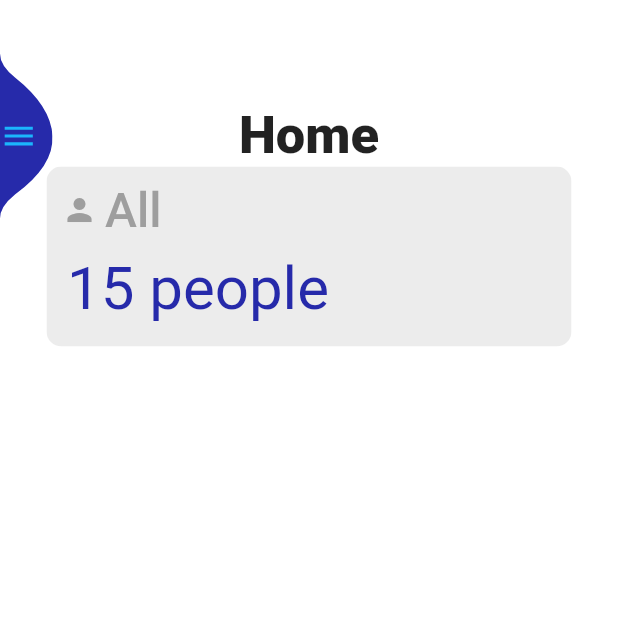
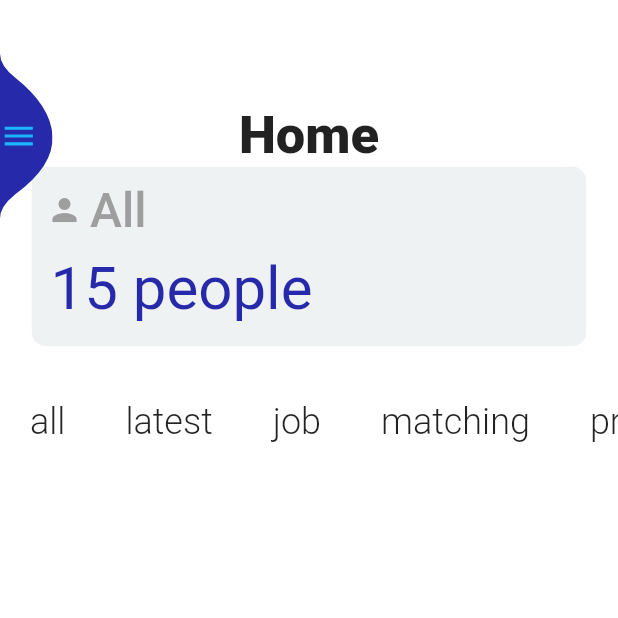
Before and after one commit to UserKazun/relationship_management, a Flutter app: the screen it shows after launch, on a phone screen of 412 x 824 dp, the top half of it. Run offline on Flutter 3.47's test engine with Material 2 defaults, Android fonts, the phone set to English and light mode, and no system bars; our stand-ins replace rxdart.

Commit message:
[create]categories

```diff
--- a/lib/screens/home_screen.dart
+++ b/lib/screens/home_screen.dart
@@ -1,6 +1,7 @@
 import 'package:flutter/material.dart';
 
 import '../widgets/category_info.dart';
+import '../widgets/categories.dart';
 
 class HomeScreen extends StatelessWidget {
   @override
@@ -19,6 +20,7 @@ class HomeScreen extends StatelessWidget {
                 ),
               ),
               CategoryInfo(),
+              Categories(),
             ],
           ),
         ),
--- a/lib/widgets/categories.dart
+++ b/lib/widgets/categories.dart
@@ -1,8 +1,22 @@
 import 'package:flutter/material.dart';
+
+import 'category.dart';
 
 class Categories extends StatelessWidget {
   @override
   Widget build(BuildContext context) {
-    return Container();
+    return Container(
+      height: 100.0,
+      child: ListView(
+        scrollDirection: Axis.horizontal,
+        children: <Widget>[
+          Category('all'),
+          Category('latest'),
+          Category('job'),
+          Category('matching'),
+          Category('private'),
+        ],
+      ),
+    );
   }
 }
--- /dev/null
+++ b/lib/widgets/category.dart
@@ -0,0 +1,27 @@
+import 'package:flutter/material.dart';
+
+class Category extends StatelessWidget {
+  final String title;
+
+  Category(this.title);
+
+  @override
+  Widget build(BuildContext context) {
+    return Container(
+      child: Padding(
+        padding: const EdgeInsets.all(20.0),
+        child: Row(
+          children: <Widget>[
+            Text(
+                title,
+              style: TextStyle(
+                fontWeight: FontWeight.w300,
+                fontSize: 24,
+              ),
+            ),
+          ],
+        ),
+      ),
+    );
+  }
+}
--- a/lib/widgets/category_info.dart
+++ b/lib/widgets/category_info.dart
@@ -6,9 +6,9 @@ class CategoryInfo extends StatelessWidget {
     return ClipRRect(
       borderRadius: BorderRadius.circular(10),
       child: Container(
-        width: 350,
+        width: 370,
         height: 120,
-        color: Colors.grey.withOpacity(0.2),
+        color: Colors.blueGrey.withOpacity(0.1),
         child: Column(
           children: <Widget>[
             Container(
@@ -33,7 +33,7 @@ class CategoryInfo extends StatelessWidget {
             ),
             //SizedBox(height: 30, width: 30),
             Container(
-              padding: EdgeInsets.only(top: 10, right: 148),
+              padding: EdgeInsets.only(top: 10, right: 170),
               child: Text('15 people',
                 style: TextStyle(
                   fontSize: 40,
```
